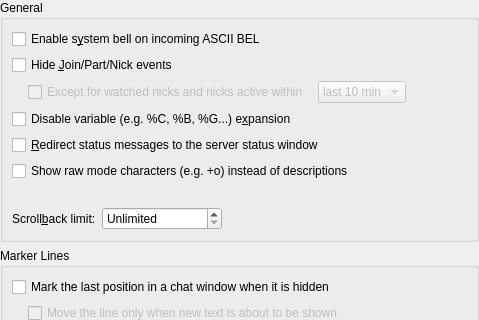
The window that src/config/chatwindowbehaviour_config.ui (KDE/konversation) describes before a commit, drawn with Qt 5; both pictures show x 0 to 479 and y 0 to 320 of the 479 by 461 pixel window.
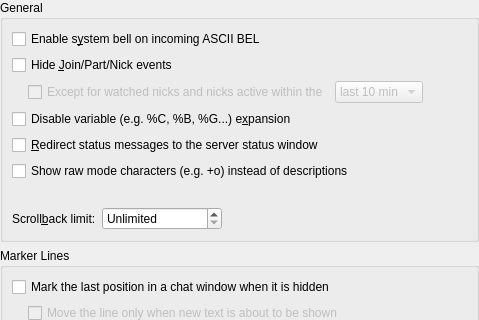
The same window after the commit. Custom widgets are drawn as their Qt base class.

```diff
--- a/src/config/chatwindowbehaviour_config.ui
+++ b/src/config/chatwindowbehaviour_config.ui
@@ -158,7 +158,7 @@
            <string>If checked, only events concerning active and watched nicks will be displayed.</string>
           </property>
           <property name="text">
-           <string>Except for watched nicks and nicks active within </string>
+           <string>Except for watched nicks and nicks active within the</string>
           </property>
          </widget>
         </item>
```
